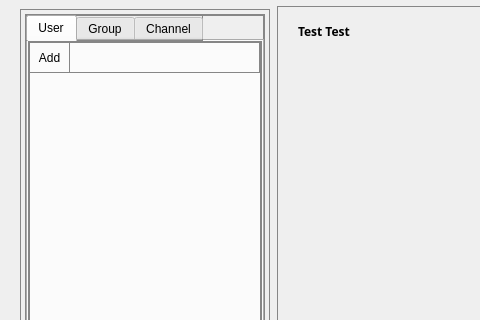
Old version of the form homepage.ui in the repository sanazshokrzadeh/Messanger_throw_10; both pictures show x 0 to 480 and y 0 to 320 of the 970 by 679 pixel window.
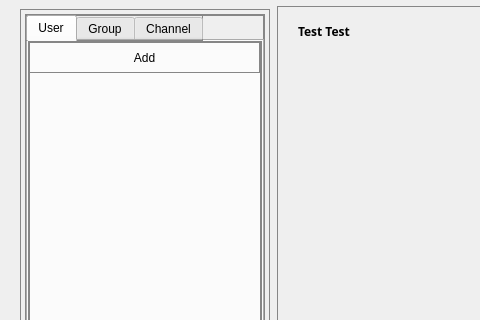
New version of the form. Icons and pictures are not drawn.

Commit message: hid the confirmlogout window and homepage after a successful logout

What changed in the file:
```diff
--- a/homepage.ui
+++ b/homepage.ui
@@ -132,7 +132,7 @@
               <rect>
                <x>0</x>
                <y>0</y>
-               <width>41</width>
+               <width>231</width>
                <height>32</height>
               </rect>
              </property>
```
Left out of the diff: 4 changed lines with no effect on the pictures. The commit also changes 4 other files.
